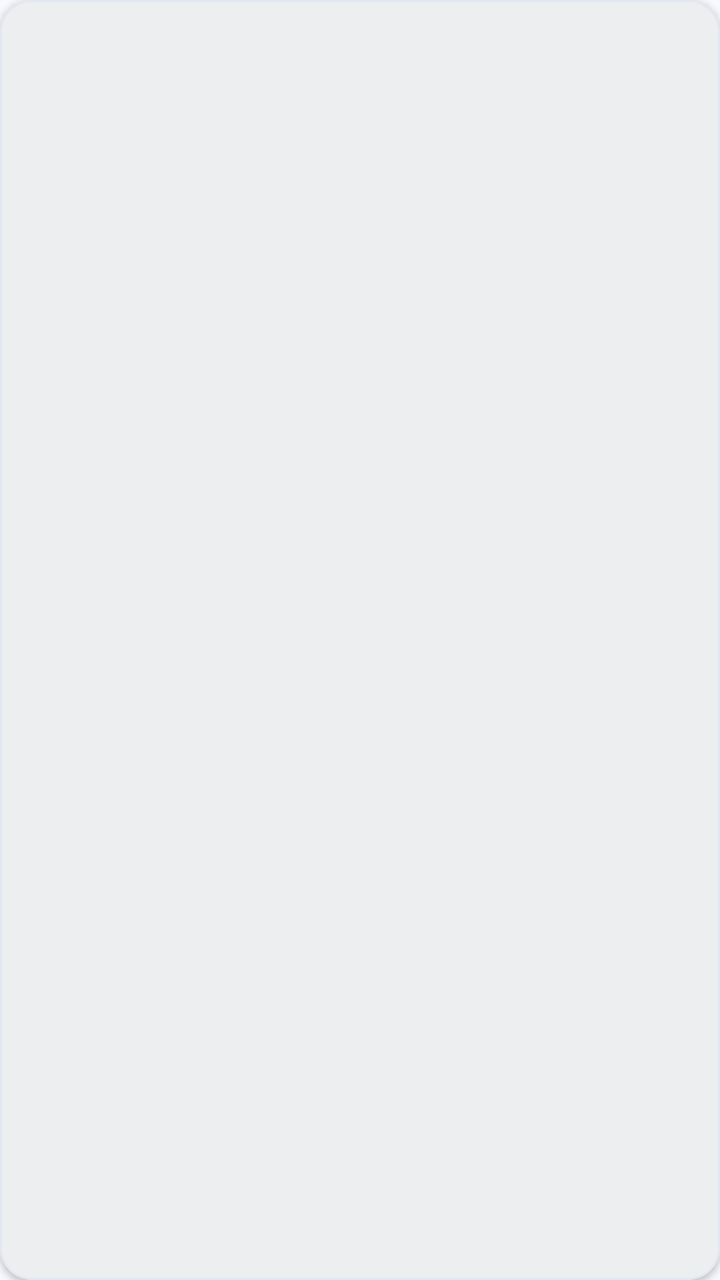
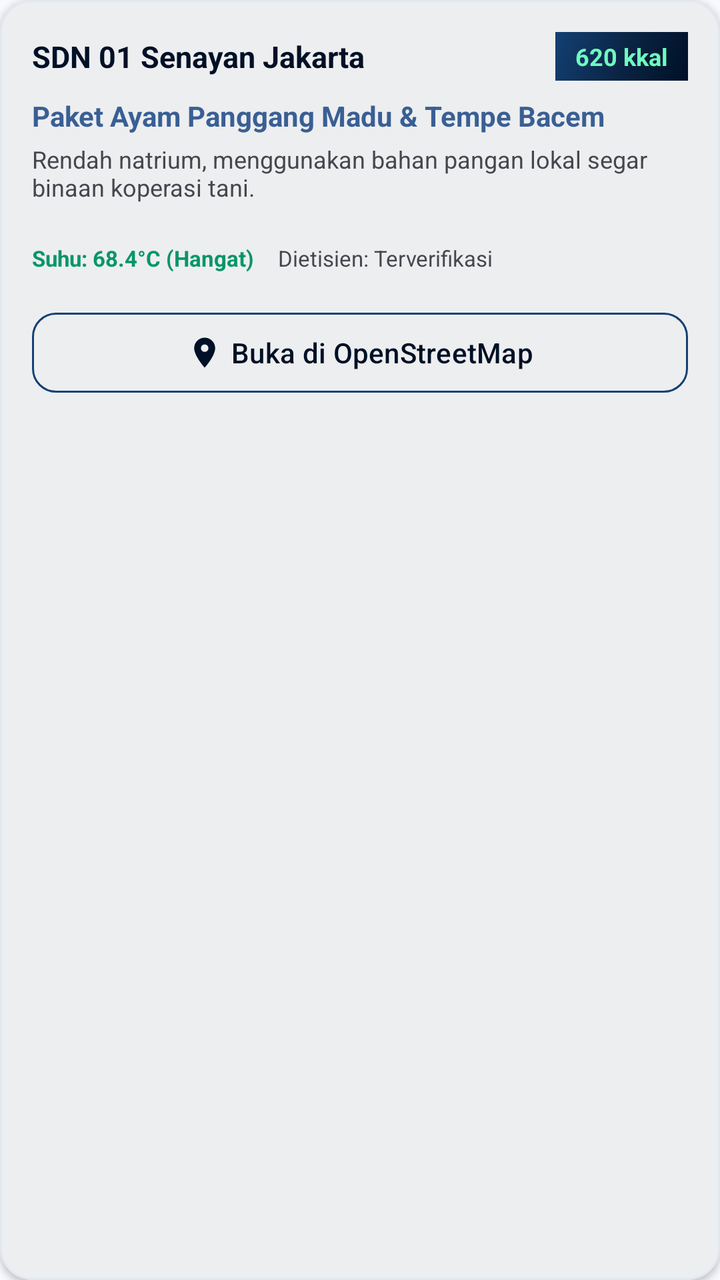

The first picture is an Android layout as it rendered before a commit; the second is the same layout after the commit. The layout source and the unified diff follow.
<!-- AndroidManifest.xml: application theme Theme.RadarMBG -->
<!-- res/layout/item_menu_card.xml -->
<?xml version="1.0" encoding="utf-8"?>
<com.google.android.material.card.MaterialCardView
    xmlns:android="http://schemas.android.com/apk/res/android"
    xmlns:app="http://schemas.android.com/apk/res-auto"
    android:layoutWidth="match_parent"
    android:layoutHeight="wrap_content"
    android:layout_margin="8dp"
    app:cardCornerRadius="16dp"
    app:cardElevation="2dp"
    app:strokeWidth="1dp"
    app:strokeColor="@color/bgn_border_subtle"
    app:cardBackgroundColor="@color/bgn_surface">

    <LinearLayout
        android:layoutWidth="match_parent"
        android:layoutHeight="wrap_content"
        android:orientation="vertical"
        android:padding="16dp">

        
        <LinearLayout
            android:layoutWidth="match_parent"
            android:layoutHeight="wrap_content"
            android:orientation="horizontal"
            android:gravity="center_vertical"
            android:layout_marginBottom="8dp">

            <TextView
                android:id="@+id/tvSchoolName"
                android:layoutWidth="0dp"
                android:layoutHeight="wrap_content"
                android:layout_weight="1"
                android:text="SDN 01 Senayan Jakarta"
                android:textSize="15sp"
                android:textStyle="bold"
                android:textColor="@color/bgn_primary" />

            <TextView
                android:id="@+id/tvCaloriesBadge"
                android:layoutWidth="wrap_content"
                android:layoutHeight="wrap_content"
                android:background="@drawable/bg_gradient_primary"
                android:paddingStart="10dp"
                android:paddingEnd="10dp"
                android:paddingTop="4dp"
                android:paddingBottom="4dp"
                android:text="620 kkal"
                android:textColor="@color/bgn_tertiary_fixed"
                android:textSize="12sp"
                android:textStyle="bold" />
        </LinearLayout>

        
        <TextView
            android:id="@+id/tvMenuTitle"
            android:layoutWidth="match_parent"
            android:layoutHeight="wrap_content"
            android:text="Paket Ayam Panggang Madu &amp; Tempe Bacem"
            android:textSize="14sp"
            android:textColor="@color/bgn_secondary"
            android:textStyle="bold"
            android:layout_marginBottom="4dp" />

        
        <TextView
            android:id="@+id/tvMenuDescription"
            android:layoutWidth="match_parent"
            android:layoutHeight="wrap_content"
            android:text="Rendah natrium, menggunakan bahan pangan lokal segar binaan koperasi tani."
            android:textSize="12sp"
            android:textColor="@color/bgn_on_surface_variant"
            android:layout_marginBottom="12dp" />

        
        <LinearLayout
            android:layoutWidth="match_parent"
            android:layoutHeight="wrap_content"
            android:orientation="horizontal"
            android:gravity="center_vertical"
            android:paddingTop="8dp"
            android:paddingBottom="8dp">

            <TextView
                android:id="@+id/tvTempStatus"
                android:layoutWidth="wrap_content"
                android:layoutHeight="wrap_content"
                android:text="Suhu: 68.4°C (Hangat)"
                android:textSize="11sp"
                android:textColor="@color/bgn_status_success"
                android:textStyle="bold"
                android:layout_marginEnd="12dp" />

            <TextView
                android:id="@+id/tvDietitianName"
                android:layoutWidth="wrap_content"
                android:layoutHeight="wrap_content"
                android:text="Dietisien: Terverifikasi"
                android:textSize="11sp"
                android:textColor="@color/bgn_on_surface_variant" />
        </LinearLayout>

        
        <com.google.android.material.button.MaterialButton
            android:id="@+id/btnOpenMaps"
            android:layoutWidth="match_parent"
            android:layoutHeight="wrap_content"
            android:layout_marginTop="8dp"
            android:text="@string/action_open_maps"
            app:icon="@drawable/ic_location"
            app:iconGravity="textStart"
            app:iconTint="@color/bgn_primary"
            style="@style/Widget.Material3.Button.OutlinedButton"
            android:textColor="@color/bgn_primary"
            app:strokeColor="@color/bgn_border_focus"
            app:cornerRadius="12dp" />

    </LinearLayout>

</com.google.android.material.card.MaterialCardView>
<!-- resources referenced by this layout -->
<resources>
  <color name="bgn_border_focus">#134074</color>
  <color name="bgn_border_subtle">#E2E8F0</color>
  <color name="bgn_on_surface_variant">#44474E</color>
  <color name="bgn_primary">#001026</color>
  <color name="bgn_secondary">#395F95</color>
  <color name="bgn_status_success">#059669</color>
  <color name="bgn_surface">#FFFFFF</color>
  <color name="bgn_tertiary_fixed">#6FFBBE</color>
  <!-- drawable bg_gradient_primary (drawable) -->
  <?xml version="1.0" encoding="utf-8"?>
  <shape xmlns:android="http://schemas.android.com/apk/res/android"
      android:shape="rectangle">
      <gradient
          android:angle="135"
          android:startColor="#001026"
          android:centerColor="#0B2545"
          android:endColor="#134074"
          android:type="linear" />
  </shape>
  <!-- drawable ic_location (drawable) -->
  <vector xmlns:android="http://schemas.android.com/apk/res/android"
      android:width="24dp"
      android:height="24dp"
      android:viewportWidth="24"
      android:viewportHeight="24">
    <path
        android:fillColor="#FF000000"
        android:pathData="M12,2C8.13,2 5,5.13 5,9c0,5.25 7,13 7,13s7,-7.75 7,-13c0,-3.87 -3.13,-7 -7,-7zM12,11.5c-1.38,0 -2.5,-1.12 -2.5,-2.5s1.12,-2.5 2.5,-2.5 2.5,1.12 2.5,2.5 -1.12,2.5 -2.5,2.5z"/>
  </vector>
  <string name="action_open_maps">Buka di OpenStreetMap</string>
  <style name="Theme.RadarMBG" parent="Theme.Material3.DayNight.NoActionBar">
          
          <item name="colorPrimary">@color/bgn_primary</item>
          <item name="colorOnPrimary">@color/bgn_on_primary</item>
          <item name="colorPrimaryContainer">@color/bgn_primary_container</item>
          <item name="colorOnPrimaryContainer">@color/bgn_on_primary_container</item>
  
          
          <item name="colorSecondary">@color/bgn_secondary</item>
          <item name="colorOnSecondary">@color/bgn_on_secondary</item>
          <item name="colorSecondaryContainer">@color/bgn_secondary_fixed</item>
  
          
          <item name="android:colorBackground">@color/bgn_background</item>
          <item name="colorSurface">@color/bgn_surface</item>
          <item name="colorOnSurface">@color/bgn_on_surface</item>
          <item name="colorOnSurfaceVariant">@color/bgn_on_surface_variant</item>
  
          
          <item name="android:statusBarColor">@color/bgn_primary</item>
          <item name="android:windowLightStatusBar">false</item>
          <item name="android:navigationBarColor">@color/bgn_surface</item>
          <item name="android:windowLightNavigationBar">true</item>
      </style>
  <color name="bgn_on_primary">#FFFFFF</color>
  <color name="bgn_primary_container">#0B2545</color>
  <color name="bgn_on_primary_container">#778DB2</color>
  <color name="bgn_on_secondary">#FFFFFF</color>
  <color name="bgn_secondary_fixed">#D5E3FF</color>
  <color name="bgn_background">#F8F9FF</color>
  <color name="bgn_on_surface">#0B1C30</color>
</resources>

<!-- the commit's change to res/layout/item_menu_card.xml (unified diff, before → after) -->
@@ -1,9 +1,9 @@
-<?xml version="1.0" encoding="utf-8"?>
+﻿<?xml version="1.0" encoding="utf-8"?>
 <com.google.android.material.card.MaterialCardView
     xmlns:android="http://schemas.android.com/apk/res/android"
     xmlns:app="http://schemas.android.com/apk/res-auto"
-    android:layoutWidth="match_parent"
-    android:layoutHeight="wrap_content"
+    android:layout_width="match_parent"
+    android:layout_height="wrap_content"
     android:layout_margin="8dp"
     app:cardCornerRadius="16dp"
     app:cardElevation="2dp"
@@ -12,23 +12,23 @@
     app:cardBackgroundColor="@color/bgn_surface">
 
     <LinearLayout
-        android:layoutWidth="match_parent"
-        android:layoutHeight="wrap_content"
+        android:layout_width="match_parent"
+        android:layout_height="wrap_content"
         android:orientation="vertical"
         android:padding="16dp">
 
         
         <LinearLayout
-            android:layoutWidth="match_parent"
-            android:layoutHeight="wrap_content"
+            android:layout_width="match_parent"
+            android:layout_height="wrap_content"
             android:orientation="horizontal"
             android:gravity="center_vertical"
             android:layout_marginBottom="8dp">
 
             <TextView
                 android:id="@+id/tvSchoolName"
-                android:layoutWidth="0dp"
-                android:layoutHeight="wrap_content"
+                android:layout_width="0dp"
+                android:layout_height="wrap_content"
                 android:layout_weight="1"
                 android:text="SDN 01 Senayan Jakarta"
                 android:textSize="15sp"
@@ -37,8 +37,8 @@
 
             <TextView
                 android:id="@+id/tvCaloriesBadge"
-                android:layoutWidth="wrap_content"
-                android:layoutHeight="wrap_content"
+                android:layout_width="wrap_content"
+                android:layout_height="wrap_content"
                 android:background="@drawable/bg_gradient_primary"
                 android:paddingStart="10dp"
                 android:paddingEnd="10dp"
@@ -53,8 +53,8 @@
         
         <TextView
             android:id="@+id/tvMenuTitle"
-            android:layoutWidth="match_parent"
-            android:layoutHeight="wrap_content"
+            android:layout_width="match_parent"
+            android:layout_height="wrap_content"
             android:text="Paket Ayam Panggang Madu &amp; Tempe Bacem"
             android:textSize="14sp"
             android:textColor="@color/bgn_secondary"
@@ -64,8 +64,8 @@
         
         <TextView
             android:id="@+id/tvMenuDescription"
-            android:layoutWidth="match_parent"
-            android:layoutHeight="wrap_content"
+            android:layout_width="match_parent"
+            android:layout_height="wrap_content"
             android:text="Rendah natrium, menggunakan bahan pangan lokal segar binaan koperasi tani."
             android:textSize="12sp"
             android:textColor="@color/bgn_on_surface_variant"
@@ -73,8 +73,8 @@
 
         
         <LinearLayout
-            android:layoutWidth="match_parent"
-            android:layoutHeight="wrap_content"
+            android:layout_width="match_parent"
+            android:layout_height="wrap_content"
             android:orientation="horizontal"
             android:gravity="center_vertical"
             android:paddingTop="8dp"
@@ -82,8 +82,8 @@
 
             <TextView
                 android:id="@+id/tvTempStatus"
-                android:layoutWidth="wrap_content"
-                android:layoutHeight="wrap_content"
+                android:layout_width="wrap_content"
+                android:layout_height="wrap_content"
                 android:text="Suhu: 68.4°C (Hangat)"
                 android:textSize="11sp"
                 android:textColor="@color/bgn_status_success"
@@ -92,8 +92,8 @@
 
             <TextView
                 android:id="@+id/tvDietitianName"
-                android:layoutWidth="wrap_content"
-                android:layoutHeight="wrap_content"
+                android:layout_width="wrap_content"
+                android:layout_height="wrap_content"
                 android:text="Dietisien: Terverifikasi"
                 android:textSize="11sp"
                 android:textColor="@color/bgn_on_surface_variant" />
@@ -102,8 +102,8 @@
         
         <com.google.android.material.button.MaterialButton
             android:id="@+id/btnOpenMaps"
-            android:layoutWidth="match_parent"
-            android:layoutHeight="wrap_content"
+            android:layout_width="match_parent"
+            android:layout_height="wrap_content"
             android:layout_marginTop="8dp"
             android:text="@string/action_open_maps"
             app:icon="@drawable/ic_location"
